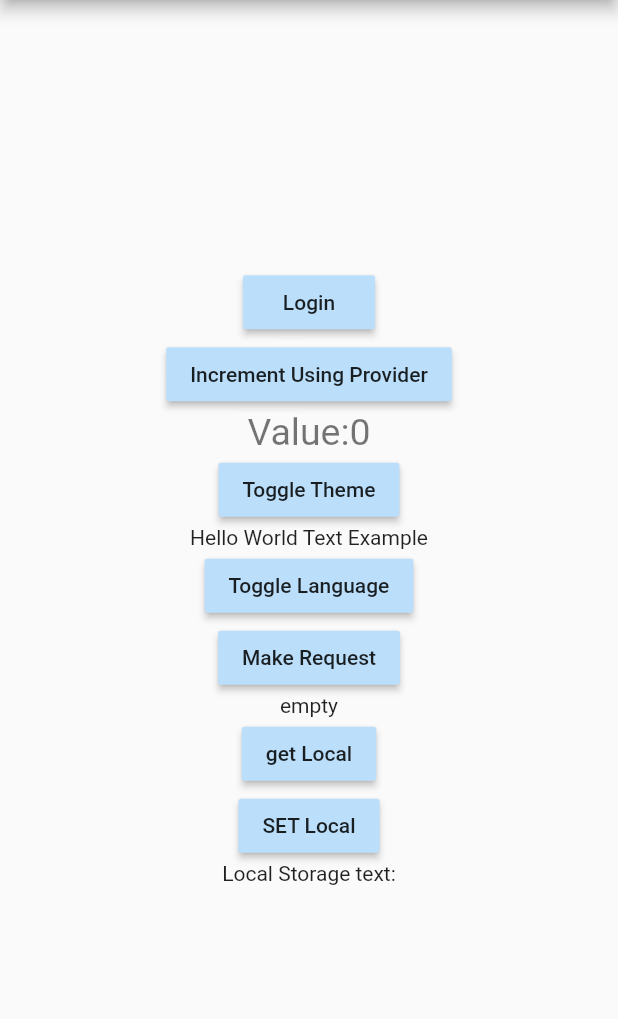
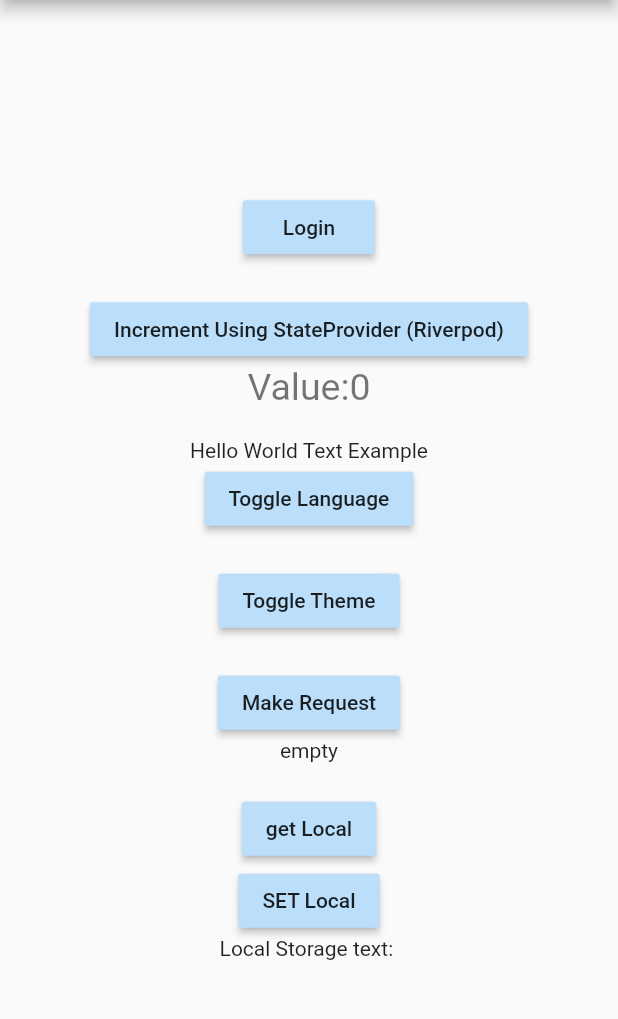
Before and after one commit to rmazur/flutter_boilerplate, a Flutter app: the screen it shows after launch, on a phone screen of 412 x 824 dp, the part 84-1103 px from its top. Run offline on Flutter 3.47's test engine with Material 2 defaults, Android fonts, the phone set to English and light mode, and no system bars; our stand-ins replace dio, flutter_hooks, hooks_riverpod, shared_preferences.

Commit message:
Move from Provider to Riverpod

```diff
--- a/lib/globalStateManagement/increment.dart
+++ b/lib/globalStateManagement/increment.dart
@@ -1,6 +1,6 @@
-import 'package:flutter/material.dart';
+import 'package:hooks_riverpod/hooks_riverpod.dart';
 
-class Increment with ChangeNotifier {
+/* class Increment with ChangeNotifier {
   int _count = 0;
   int get count => _count;
 
@@ -8,4 +8,6 @@ class Increment with ChangeNotifier {
     _count++;
     notifyListeners();
   }
-}
+} */
+
+final increment = StateProvider<int>((ref) => 0);
--- a/lib/globalStateManagement/language.dart
+++ b/lib/globalStateManagement/language.dart
@@ -1,6 +1,21 @@
 import 'package:flutter/material.dart';
+import 'package:hooks_riverpod/hooks_riverpod.dart';
 
-class LanguageProvider with ChangeNotifier {
+/* class LanguageProvider with ChangeNotifier {
+  Locale _currentLanguage = Locale('en');
+  Locale get language => _currentLanguage;
+
+  void changeLanguage() {
+    _currentLanguage =
+        _currentLanguage == Locale('en') ? Locale('es') : Locale('en');
+    notifyListeners();
+  }
+} */
+
+final changeLanguageNotifProv =
+    ChangeNotifierProvider<LanguageProvider>((ref) => LanguageProvider());
+
+class LanguageProvider extends ChangeNotifier {
   Locale _currentLanguage = Locale('en');
   Locale get language => _currentLanguage;
 
--- a/lib/globalStateManagement/requestsTest.dart
+++ b/lib/globalStateManagement/requestsTest.dart
@@ -1,7 +1,24 @@
 import 'package:boilerplate/requests/requests.dart';
+import 'package:hooks_riverpod/hooks_riverpod.dart';
 import 'package:flutter/material.dart';
 
-class RequestsTest with ChangeNotifier {
+/* class RequestsTest with ChangeNotifier {
+  Map<String, dynamic> _data = {};
+  Map<String, dynamic> get data => _data;
+
+  void fetchData() {
+    var tempData = DemoRequests().requestTest();
+    tempData.then((value) {
+      _data = value;
+      notifyListeners();
+    });
+  }
+} */
+
+final requestNotifProv =
+    ChangeNotifierProvider<RequestsTest>((ref) => RequestsTest());
+
+class RequestsTest extends ChangeNotifier {
   Map<String, dynamic> _data = {};
   Map<String, dynamic> get data => _data;
 
--- a/lib/globalStateManagement/themeManagement.dart
+++ b/lib/globalStateManagement/themeManagement.dart
@@ -1,7 +1,21 @@
 import 'package:flutter/material.dart';
+import 'package:hooks_riverpod/hooks_riverpod.dart';
 import 'package:boilerplate/ui/themes.dart';
 
-class ThemeManagement with ChangeNotifier {
+/* class ThemeManagement with ChangeNotifier {
+  ThemeData _currentTheme = mainTheme;
+  ThemeData get currentTheme => _currentTheme;
+
+  void toggleTheme() {
+    _currentTheme = _currentTheme == mainTheme ? secondaryTheme : mainTheme;
+    notifyListeners();
+  }
+} */
+
+final changeThemeNotifProv =
+    ChangeNotifierProvider<ThemeManagement>((ref) => ThemeManagement());
+
+class ThemeManagement extends ChangeNotifier {
   ThemeData _currentTheme = mainTheme;
   ThemeData get currentTheme => _currentTheme;
 
--- a/lib/main.dart
+++ b/lib/main.dart
@@ -2,30 +2,28 @@ import 'package:boilerplate/globalStateManagement/language.dart';
 import 'package:boilerplate/globalStateManagement/requestsTest.dart';
 import 'package:boilerplate/globalStateManagement/themeManagement.dart';
 import 'package:boilerplate/globalStateManagement/increment.dart';
-import 'package:boilerplate/localStorage/localSTorageExample.dart';
+import 'package:boilerplate/globalStateManagement/localStorage.dart';
 import 'package:boilerplate/ui/themes.dart';
 import 'package:boilerplate/utils/routes.dart';
 import 'package:boilerplate/utils/MyLocalizations.dart';
 import 'package:boilerplate/utils/MyLocalizationsDelegate.dart';
-
+import 'package:flutter_hooks/flutter_hooks.dart';
 import 'package:flutter_localizations/flutter_localizations.dart';
-import 'package:provider/provider.dart';
+import 'package:hooks_riverpod/hooks_riverpod.dart';
 import 'package:flutter/material.dart';
 
 void main() {
-  runApp(MultiProvider(providers: [
-    ChangeNotifierProvider(create: (_) => Increment()),
-    ChangeNotifierProvider(create: (_) => ThemeManagement()),
-    ChangeNotifierProvider(create: (_) => LanguageProvider()),
-    ChangeNotifierProvider(create: (_) => RequestsTest()),
-  ], child: MyApp()));
+  runApp(ProviderScope(child: MyApp()));
 }
 
-class MyApp extends StatelessWidget {
+class MyApp extends HookWidget {
   @override
   Widget build(BuildContext context) {
+    final changeLanguageNotifier = useProvider(changeLanguageNotifProv);
+    final changeThemeNotifier = useProvider(changeThemeNotifProv);
+
     return MaterialApp(
-      locale: context.watch<LanguageProvider>().language,
+      locale: changeLanguageNotifier.language,
       supportedLocales: [
         const Locale('en', ''),
         const Locale('es', ''),
@@ -47,34 +45,29 @@ class MyApp extends StatelessWidget {
       },
       title: 'Flutter Boilerplate Demo',
       routes: Routes.routes,
-      theme: context.watch<ThemeManagement>().currentTheme,
+      theme: changeThemeNotifier.currentTheme,
       home: MyHomePage(title: 'Flutter Boilerplate'),
     );
   }
 }
 
-class MyHomePage extends StatefulWidget {
+class MyHomePage extends HookWidget {
   MyHomePage({Key key, this.title}) : super(key: key);
-
   final String title;
-
-  @override
-  _MyHomePageState createState() => _MyHomePageState();
-}
-
-class _MyHomePageState extends State<MyHomePage> {
-  LocalStorageExample localStorageEx = LocalStorageExample();
-  String localStorageAuthor = '';
   @override
   Widget build(BuildContext context) {
-    String author = context.watch<RequestsTest>().data['slideshow'] != null
-        ? context.watch<RequestsTest>().data['slideshow']['author']
+    final incrementState = useProvider(increment);
+    final changeLanguageNotifier = useProvider(changeLanguageNotifProv);
+    final changeThemeNotifier = useProvider(changeThemeNotifProv);
+    final requestNotifier = useProvider(requestNotifProv);
+    final localStoreNotifier = useProvider(localStoreNotifProv);
+
+    String author = requestNotifier.data['slideshow'] != null
+        ? requestNotifier.data['slideshow']['author']
         : 'empty';
-    var incrementValue = context.watch<Increment>().count;
+
     return Scaffold(
-      appBar: AppBar(
-        title: Text(widget.title),
-      ),
+      appBar: AppBar(title: Text(title)),
       body: Center(
         child: Column(
           mainAxisAlignment: MainAxisAlignment.center,
@@ -85,49 +78,53 @@ class _MyHomePageState extends State<MyHomePage> {
               },
               child: Text('Login'),
             ),
+            SizedBox(height: 20),
             RaisedButton(
               onPressed: () {
-                context.read<Increment>().increment();
+                incrementState.state++;
               },
-              child: Text('Increment Using Provider'),
+              child: Text('Increment Using StateProvider (Riverpod)'),
             ),
-            Text('Value:$incrementValue',
+            Text('Value:' + incrementState.state.toString(),
                 style: secondaryTheme.textTheme.headline2),
+            SizedBox(height: 20),
+            Text(MyLocalizations.of(context).trans("hello_world")),
             RaisedButton(
               onPressed: () {
-                context.read<ThemeManagement>().toggleTheme();
+                changeLanguageNotifier.changeLanguage();
+              },
+              child: Text('Toggle Language'),
+            ),
+            SizedBox(height: 20),
+            RaisedButton(
+              onPressed: () {
+                changeThemeNotifier.toggleTheme();
               },
               child: Text('Toggle Theme'),
             ),
-            Text(MyLocalizations.of(context).trans("hello_world")),
+            SizedBox(height: 20),
             RaisedButton(
               onPressed: () {
-                context.read<LanguageProvider>().changeLanguage();
-              },
-              child: Text('Toggle Language'),
-            ),
-            RaisedButton(
-              onPressed: () {
-                context.read<RequestsTest>().fetchData();
+                requestNotifier.fetchData();
               },
               child: Text('Make Request'),
             ),
             Text('$author'),
+            SizedBox(height: 20),
             RaisedButton(
               onPressed: () {
-                setState(() {
-                  localStorageAuthor = localStorageEx.getAuthor();
-                });
+                localStoreNotifier.getlocalAuthor();
               },
               child: Text('get Local'),
             ),
             RaisedButton(
               onPressed: () {
-                localStorageEx.setAuthor('test3');
+                localStoreNotifier.setlocalAuthor('Bob');
               },
               child: Text('SET Local'),
             ),
-            Text('Local Storage text:$localStorageAuthor')
+            Text(
+                'Local Storage text: ' + localStoreNotifier.localStorageAuthor),
           ],
         ),
       ),
--- a/pubspec.yaml
+++ b/pubspec.yaml
@@ -23,11 +23,14 @@ environment:
 dependencies:
   flutter:
     sdk: flutter
-  provider: ^4.3.2+2
+
   flutter_localizations:
     sdk: flutter
   dio: ^3.0.10
   shared_preferences: ^0.5.12+2
+
+  flutter_hooks: ^0.14.1
+  hooks_riverpod: ^0.12.1
 
 
   # The following adds the Cupertino Icons font to your application.
```
Also changed, not shown: lib/globalStateManagement/localStorage.dart (added, +21 -0 lines), pubspec.lock, 1 other file.
